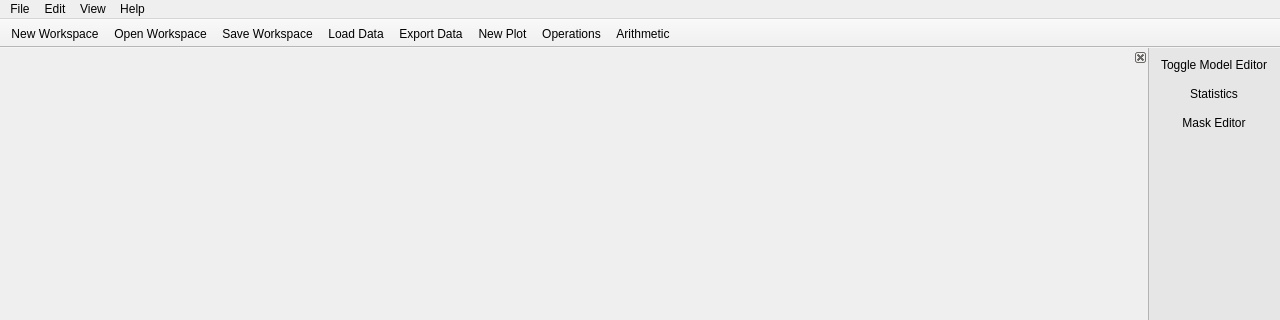
Qt form specviz/data/ui/main_window.ui (spacetelescope/specviz) before a commit; both pictures show x 0 to 1280 and y 0 to 320 of the 1280 by 720 pixel window.
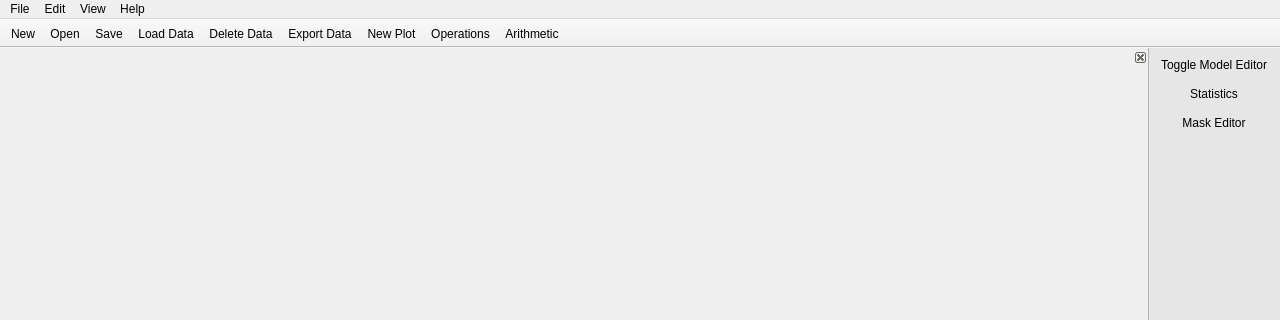
The same form after that commit. Icons and pictures are not drawn.

What changed in the file:
```diff
--- a/specviz/data/ui/main_window.ui
+++ b/specviz/data/ui/main_window.ui
@@ -107,6 +107,7 @@
    <addaction name="open_workspace_action"/>
    <addaction name="save_workspace_action"/>
    <addaction name="load_data_action"/>
+   <addaction name="delete_data_action"/>
    <addaction name="export_data_action"/>
    <addaction name="new_plot_action"/>
    <addaction name="operations_action"/>
@@ -174,7 +175,7 @@
      <normaloff>:/icons/015-new.svg</normaloff>:/icons/015-new.svg</iconset>
    </property>
    <property name="text">
-    <string>New Workspace</string>
+    <string>New</string>
    </property>
    <property name="toolTip">
     <string>Create a new workspace</string>
@@ -186,7 +187,7 @@
      <normaloff>:/icons/folder.svg</normaloff>:/icons/folder.svg</iconset>
    </property>
    <property name="text">
-    <string>Open Workspace</string>
+    <string>Open</string>
    </property>
    <property name="toolTip">
     <string>Open a previously saved workspace</string>
@@ -198,7 +199,7 @@
      <normaloff>:/icons/014-save.svg</normaloff>:/icons/014-save.svg</iconset>
    </property>
    <property name="text">
-    <string>Save Workspace</string>
+    <string>Save</string>
    </property>
    <property name="toolTip">
     <string>Save current workspace</string>
@@ -329,6 +330,18 @@
     <string>Load Data</string>
    </property>
   </action>
+  <action name="delete_data_action">
+   <property name="icon">
+    <iconset resource="../resources.qrc">
+     <normaloff>:/icons/delete-1.svg</normaloff>:/icons/delete-1.svg</iconset>
+   </property>
+   <property name="text">
+    <string>Delete Data</string>
+   </property>
+   <property name="toolTip">
+    <string>Delete the selected data item</string>
+   </property>
+  </action>
  </widget>
  <resources>
   <include location="../resources.qrc"/>
```
